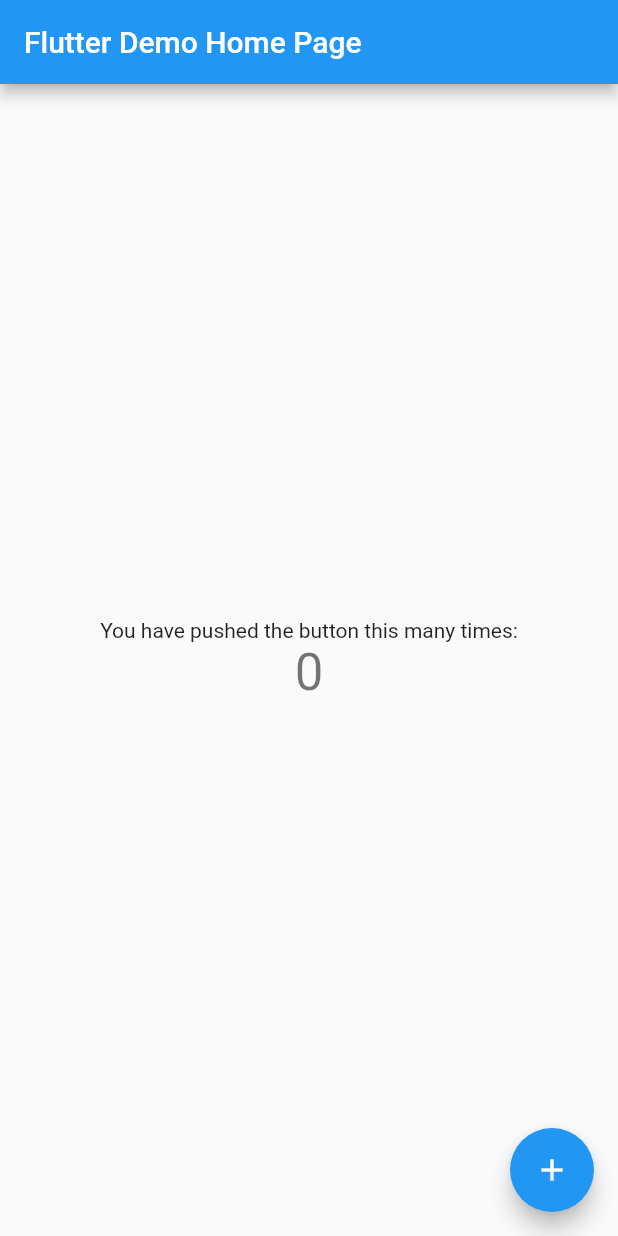
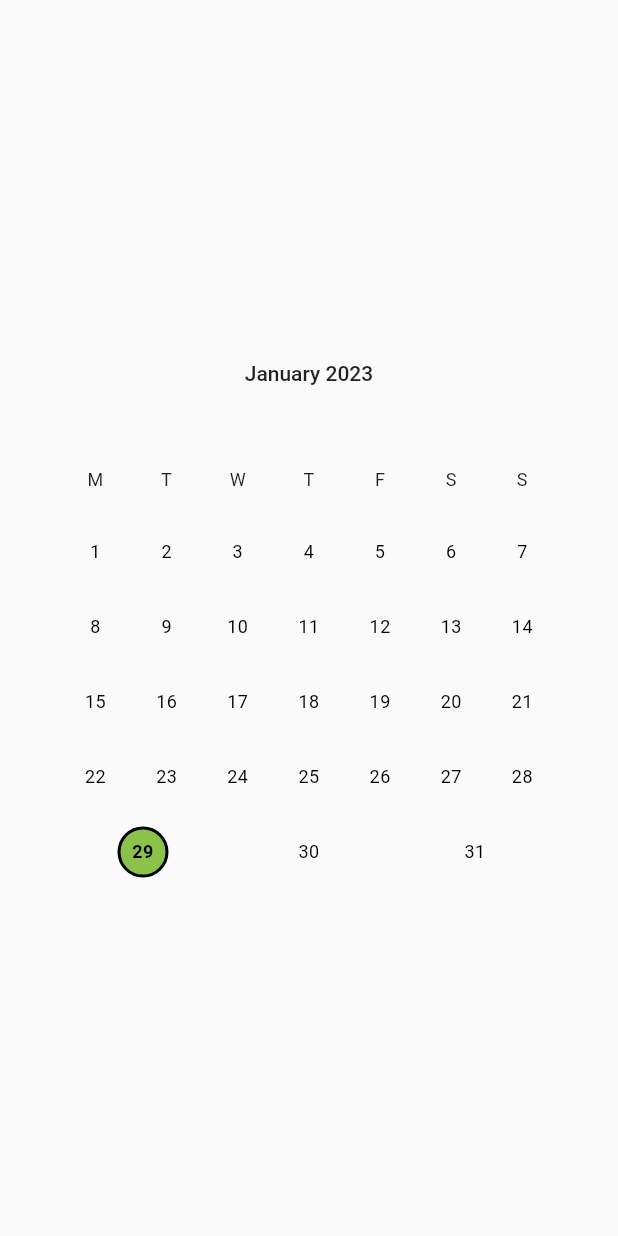
Before and after one commit to overdrowe/customizable_calendar, a Flutter app: the screen it shows after launch, on a phone screen of 412 x 824 dp. Run offline on Flutter 3.47's test engine with Material 2 defaults, Android fonts, the phone set to English and light mode, and no system bars; our stand-ins replace google_fonts.

Commit message:
calendar area

```diff
--- a/analysis_options.yaml
+++ b/analysis_options.yaml
@@ -1,29 +1,11 @@
-# This file configures the analyzer, which statically analyzes Dart code to
-# check for errors, warnings, and lints.
-#
-# The issues identified by the analyzer are surfaced in the UI of Dart-enabled
-# IDEs (https://dart.dev/tools#ides-and-editors). The analyzer can also be
-# invoked from the command line by running `flutter analyze`.
-
-# The following line activates a set of recommended lints for Flutter apps,
-# packages, and plugins designed to encourage good coding practices.
 include: package:flutter_lints/flutter.yaml
 
 linter:
-  # The lint rules applied to this project can be customized in the
-  # section below to disable rules from the `package:flutter_lints/flutter.yaml`
-  # included above or to enable additional rules. A list of all available lints
-  # and their documentation is published at
-  # https://dart-lang.github.io/linter/lints/index.html.
-  #
-  # Instead of disabling a lint rule for the entire project in the
-  # section below, it can also be suppressed for a single line of code
-  # or a specific dart file by using the `// ignore: name_of_lint` and
-  # `// ignore_for_file: name_of_lint` syntax on the line or in the file
-  # producing the lint.
   rules:
-    # avoid_print: false  # Uncomment to disable the `avoid_print` rule
-    # prefer_single_quotes: true  # Uncomment to enable the `prefer_single_quotes` rule
-
-# Additional information about this file can be found at
-# https://dart.dev/guides/language/analysis-options
+    prefer_const_constructors: false
+    prefer_final_fields: false
+    use_key_in_widget_constructors: false
+    prefer_const_literals_to_create_immutables: false
+    prefer_const_constructors_in_immutables: false
+    avoid_print: false
+    prefer_single_quotes: true
--- /dev/null
+++ b/lib/calendar/customizable_calendar.dart
@@ -0,0 +1,138 @@
+import 'package:flutter/material.dart';
+import 'package:google_fonts/google_fonts.dart';
+import 'package:intl/intl.dart';
+
+class CustomizableCalendar extends StatefulWidget {
+  @override
+  _CustomizableCalendarState createState() => _CustomizableCalendarState();
+}
+
+class _CustomizableCalendarState extends State<CustomizableCalendar> {
+  final DateTime currentDate = DateTime.now();
+
+  late int currentDay;
+  bool isInitial = true;
+
+  @override
+  void initState() {
+    super.initState();
+    currentDay = currentDate.day;
+  }
+
+  @override
+  Widget build(BuildContext context) {
+    return Material(
+      child: SingleChildScrollView(
+        physics: BouncingScrollPhysics(),
+        child: Column(
+          children: [
+            _monthTitle(),
+            _dayWeekRow(),
+            ..._currentMonthField(context),
+            SizedBox(height: 40),
+            // ..._proposalsList(),
+          ],
+        ),
+      ),
+    );
+  }
+
+  Widget _monthTitle() {
+    return Padding(
+      padding: const EdgeInsets.only(top: 50, bottom: 40),
+      child: Text(
+        DateFormat('yMMMM').format(currentDate.toLocal()),
+        style: GoogleFonts.roboto(fontSize: 14, fontWeight: FontWeight.w500),
+      ),
+    );
+  }
+
+  Widget _dayWeekRow() {
+    List<String> weekDayNames = ['M', 'T', 'W', 'T', 'F', 'S', 'S'];
+    List<Widget> widgetsList = List.generate(
+      weekDayNames.length,
+      (index) => Expanded(
+        child: Padding(
+          padding: const EdgeInsets.all(8.0),
+          child: Text(
+            weekDayNames[index],
+            style: GoogleFonts.roboto(fontSize: 12, letterSpacing: 0.32),
+            textAlign: TextAlign.center,
+          ),
+        ),
+      ),
+    );
+
+    return Padding(
+      padding: const EdgeInsets.symmetric(horizontal: 40, vertical: 8),
+      child: Row(children: widgetsList),
+    );
+  }
+
+  Widget _dayItem(int day, BuildContext context) {
+    return Expanded(
+      child: Container(
+        decoration: BoxDecoration(
+            color: currentDate.day == day ? Colors.lightGreen : Colors.transparent,
+            border: currentDay == day ? Border.all(width: 2, color: Colors.black) : Border.all(width: 2, color: Colors.transparent),
+            shape: BoxShape.circle),
+        child: Material(
+          color: Colors.transparent,
+          child: InkWell(
+            // splashColor: Colors.lightGreen,
+            customBorder: CircleBorder(),
+            onTap: () {
+              setState(() {
+                currentDay = day;
+              });
+            },
+            child: Container(
+              padding: EdgeInsets.all(8),
+              child: Text(
+                day != 0 ? day.toString() : ' ',
+                style: currentDay == day
+                    ? GoogleFonts.roboto(fontSize: 12, letterSpacing: 0.32, fontWeight: FontWeight.w700, color: Colors.black)
+                    : GoogleFonts.roboto(fontSize: 12, letterSpacing: 0.32, color: Colors.black),
+                textAlign: TextAlign.center,
+              ),
+            ),
+          ),
+        ),
+      ),
+    );
+  }
+
+  List<Widget> _currentMonthField(BuildContext context) {
+    var currentMonth = currentDate.month;
+    var countOfDays = DateTime(currentDate.year, currentMonth + 1, 0).day;
+    var weekDay = DateTime(currentDate.year, currentMonth, 1).weekday;
+
+    List<int> dayList = List.generate(countOfDays, (index) => index + 1);
+
+    List<Widget> widgetsList = [];
+    List<Widget> tmpList = [];
+
+    for (int i = 0; i < dayList.length; i++) {
+      tmpList.add(_dayItem(dayList[i], context));
+
+      if (((i + 1).remainder(7) == 0 && i != 0) || i == dayList.length - 1) {
+        widgetsList.add(
+          Padding(
+            padding: const EdgeInsets.symmetric(horizontal: 40, vertical: 8),
+            child: Row(children: tmpList),
+          ),
+        );
+        tmpList = [];
+      }
+    }
+    return widgetsList;
+  }
+
+// List<Widget> _proposalsList() {
+//   List<Widget> widgetsList = [];
+//   currentDay.workDayList.forEach((element) {
+//     widgetsList.add(WorkCalendarItem(work: element));
+//   });
+//   return widgetsList;
+// }
+}
--- a/lib/main.dart
+++ b/lib/main.dart
@@ -1,4 +1,6 @@
 import 'package:flutter/material.dart';
+
+import 'calendar/customizable_calendar.dart';
 
 void main() {
   runApp(const MyApp());
@@ -7,109 +9,16 @@ void main() {
 class MyApp extends StatelessWidget {
   const MyApp({super.key});
 
-  // This widget is the root of your application.
   @override
   Widget build(BuildContext context) {
     return MaterialApp(
       title: 'Flutter Demo',
       theme: ThemeData(
-        // This is the theme of your application.
-        //
-        // Try running your application with "flutter run". You'll see the
-        // application has a blue toolbar. Then, without quitting the app, try
-        // changing the primarySwatch below to Colors.green and then invoke
-        // "hot reload" (press "r" in the console where you ran "flutter run",
-        // or simply save your changes to "hot reload" in a Flutter IDE).
-        // Notice that the counter didn't reset back to zero; the application
-        // is not restarted.
         primarySwatch: Colors.blue,
       ),
-      home: const MyHomePage(title: 'Flutter Demo Home Page'),
+      home: Scaffold(
+        body: Center(child: CustomizableCalendar()),
+      ),
     );
   }
 }
-
-class MyHomePage extends StatefulWidget {
-  const MyHomePage({super.key, required this.title});
-
-  // This widget is the home page of your application. It is stateful, meaning
-  // that it has a State object (defined below) that contains fields that affect
-  // how it looks.
-
-  // This class is the configuration for the state. It holds the values (in this
-  // case the title) provided by the parent (in this case the App widget) and
-  // used by the build method of the State. Fields in a Widget subclass are
-  // always marked "final".
-
-  final String title;
-
-  @override
-  State<MyHomePage> createState() => _MyHomePageState();
-}
-
-class _MyHomePageState extends State<MyHomePage> {
-  int _counter = 0;
-
-  void _incrementCounter() {
-    setState(() {
-      // This call to setState tells the Flutter framework that something has
-      // changed in this State, which causes it to rerun the build method below
-      // so that the display can reflect the updated values. If we changed
-      // _counter without calling setState(), then the build method would not be
-      // called again, and so nothing would appear to happen.
-      _counter++;
-    });
-  }
-
-  @override
-  Widget build(BuildContext context) {
-    // This method is rerun every time setState is called, for instance as done
-    // by the _incrementCounter method above.
-    //
-    // The Flutter framework has been optimized to make rerunning build methods
-    // fast, so that you can just rebuild anything that needs updating rather
-    // than having to individually change instances of widgets.
-    return Scaffold(
-      appBar: AppBar(
-        // Here we take the value from the MyHomePage object that was created by
-        // the App.build method, and use it to set our appbar title.
-        title: Text(widget.title),
-      ),
-      body: Center(
-        // Center is a layout widget. It takes a single child and positions it
-        // in the middle of the parent.
-        child: Column(
-          // Column is also a layout widget. It takes a list of children and
-          // arranges them vertically. By default, it sizes itself to fit its
-          // children horizontally, and tries to be as tall as its parent.
-          //
-          // Invoke "debug painting" (press "p" in the console, choose the
-          // "Toggle Debug Paint" action from the Flutter Inspector in Android
-          // Studio, or the "Toggle Debug Paint" command in Visual Studio Code)
-          // to see the wireframe for each widget.
-          //
-          // Column has various properties to control how it sizes itself and
-          // how it positions its children. Here we use mainAxisAlignment to
-          // center the children vertically; the main axis here is the vertical
-          // axis because Columns are vertical (the cross axis would be
-          // horizontal).
-          mainAxisAlignment: MainAxisAlignment.center,
-          children: <Widget>[
-            const Text(
-              'You have pushed the button this many times:',
-            ),
-            Text(
-              '$_counter',
-              style: Theme.of(context).textTheme.headline4,
-            ),
-          ],
-        ),
-      ),
-      floatingActionButton: FloatingActionButton(
-        onPressed: _incrementCounter,
-        tooltip: 'Increment',
-        child: const Icon(Icons.add),
-      ), // This trailing comma makes auto-formatting nicer for build methods.
-    );
-  }
-}
```
Also changed, not shown: pubspec.yaml (+3 -68 lines), pubspec.lock, 4 other files.
